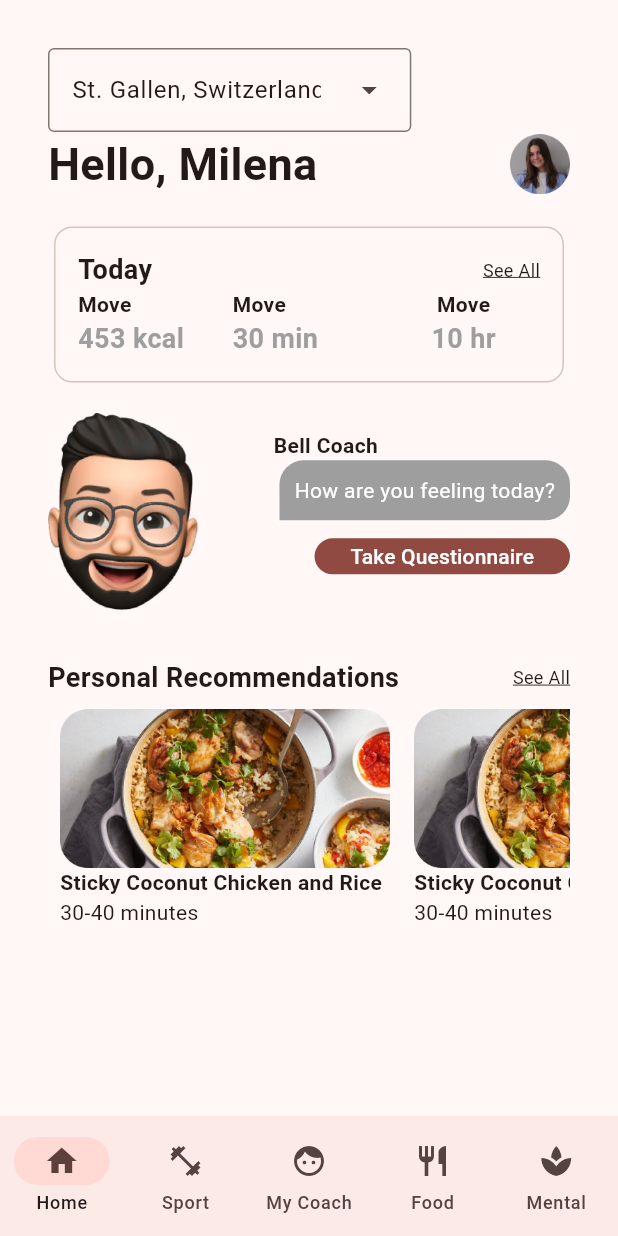
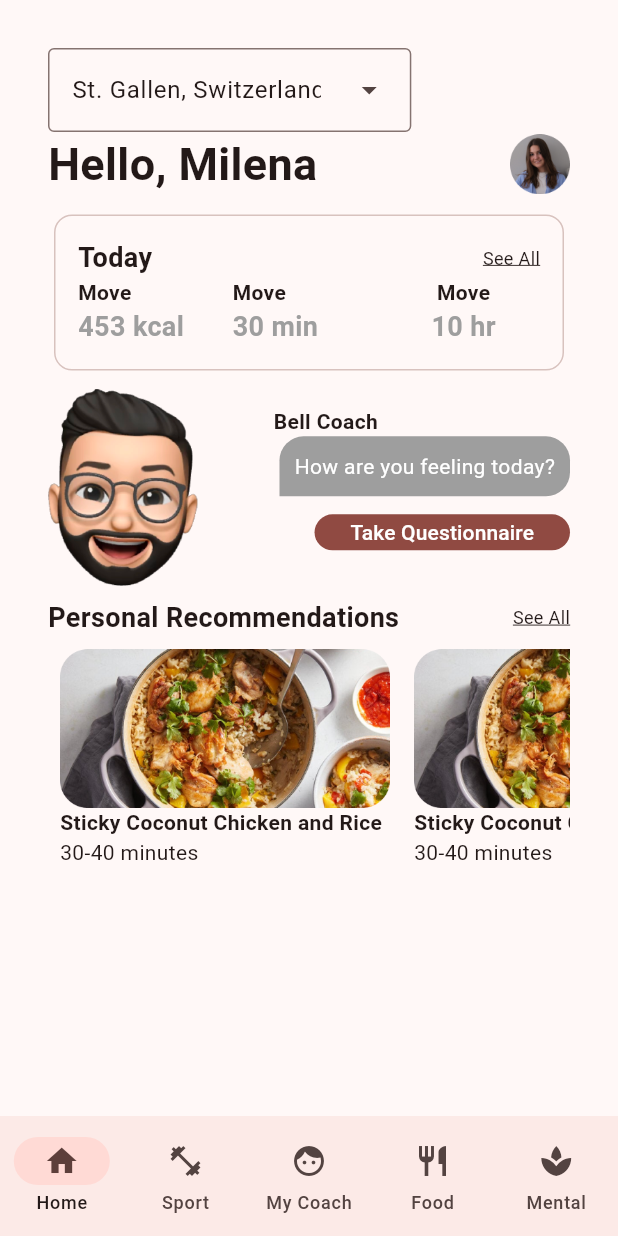
Before and after one commit to linuseing/limitless, a Flutter app: the screen it shows after launch, on a phone screen of 412 x 824 dp. Run offline on Flutter 3.47's test engine with Material 3 defaults, Android fonts, the phone set to English and light mode, and no system bars.

Commit message:
changes sizes

```diff
--- a/lib/home.dart
+++ b/lib/home.dart
@@ -50,7 +50,7 @@ class _HomePageState extends State<HomePage> {
                 enableSearch: false,
                 enableFilter: false,
               ),
-              const SizedBox(width: 24),
+              const SizedBox(width: 8),
               Row(
                 mainAxisAlignment: MainAxisAlignment.spaceBetween,
                 children: [
@@ -64,7 +64,7 @@ class _HomePageState extends State<HomePage> {
                       width: 40),
                 ],
               ),
-              const SizedBox(height: 16),
+              const SizedBox(height: 8),
               Container(
                 width: double.infinity,
                 child: const Card.outlined(
@@ -152,7 +152,7 @@ class _HomePageState extends State<HomePage> {
                   ),
                 ),
               ),
-              const SizedBox(height: 16),
+              const SizedBox(height: 8),
               Row(
                 mainAxisAlignment: MainAxisAlignment.spaceBetween,
                 children: [
@@ -177,8 +177,7 @@ class _HomePageState extends State<HomePage> {
                   )
                 ],
               ),
-              const SizedBox(height: 16),
-              const SizedBox(height: 16),
+              const SizedBox(height: 8),
               Row(
                 mainAxisAlignment: MainAxisAlignment.spaceBetween,
                 children: [
```
